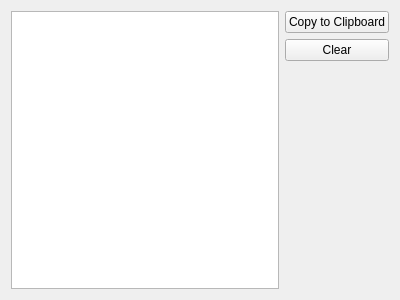
Old version of the form ui/logwindow.ui in the repository docsteer/sacnview.
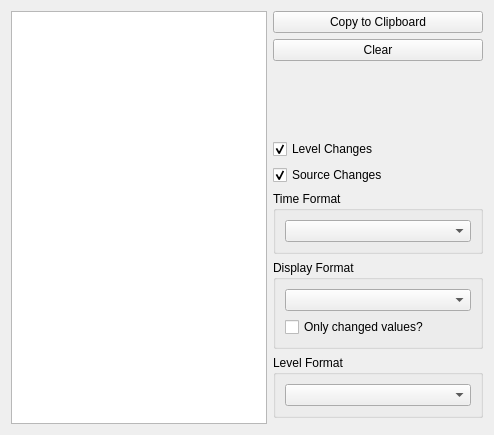
New version of the form. Icons and pictures are not drawn.

What changed in the file:
```diff
--- a/ui/logwindow.ui
+++ b/ui/logwindow.ui
@@ -6,10 +6,16 @@
    <rect>
     <x>0</x>
     <y>0</y>
-    <width>400</width>
-    <height>300</height>
+    <width>494</width>
+    <height>435</height>
    </rect>
   </property>
+  <property name="sizePolicy">
+   <sizepolicy hsizetype="Expanding" vsizetype="Expanding">
+    <horstretch>0</horstretch>
+    <verstretch>0</verstretch>
+   </sizepolicy>
+  </property>
   <property name="windowTitle">
    <string>Log</string>
   </property>
@@ -18,8 +24,8 @@
     <normaloff>:/icons/univ_view.png</normaloff>:/icons/univ_view.png</iconset>
   </property>
   <layout class="QGridLayout" name="gridLayout">
-   <item row="0" column="0" rowspan="3">
-    <widget class="QPlainTextEdit" name="textEdit">
+   <item row="0" column="0" rowspan="5">
+    <widget class="QPlainTextEdit" name="teLog">
      <property name="readOnly">
       <bool>true</bool>
      </property>
@@ -28,20 +34,142 @@
      </property>
     </widget>
    </item>
-   <item row="0" column="1">
-    <widget class="QPushButton" name="btnCopyClipboard">
-     <property name="text">
-      <string>Copy to Clipboard</string>
-     </property>
-    </widget>
-   </item>
    <item row="1" column="1">
     <widget class="QPushButton" name="btnClear">
+     <property name="sizePolicy">
+      <sizepolicy hsizetype="Expanding" vsizetype="Maximum">
+       <horstretch>0</horstretch>
+       <verstretch>0</verstretch>
+      </sizepolicy>
+     </property>
+     <property name="minimumSize">
+      <size>
+       <width>0</width>
+       <height>0</height>
+      </size>
+     </property>
+     <property name="maximumSize">
+      <size>
+       <width>16777215</width>
+       <height>50</height>
+      </size>
+     </property>
      <property name="text">
       <string>Clear</string>
      </property>
     </widget>
    </item>
+   <item row="0" column="1">
+    <widget class="QPushButton" name="btnCopyClipboard">
+     <property name="sizePolicy">
+      <sizepolicy hsizetype="Expanding" vsizetype="Maximum">
+       <horstretch>0</horstretch>
+       <verstretch>0</verstretch>
+      </sizepolicy>
+     </property>
+     <property name="minimumSize">
+      <size>
+       <width>0</width>
+       <height>0</height>
+      </size>
+     </property>
+     <property name="maximumSize">
+      <size>
+       <width>16777215</width>
+       <height>50</height>
+      </size>
+     </property>
+     <property name="text">
+      <string>Copy to Clipboard</string>
+     </property>
+    </widget>
+   </item>
+   <item row="3" column="1">
+    <layout class="QVBoxLayout" name="verticalLayout">
+     <item>
+      <widget class="QCheckBox" name="cbLevels">
+       <property name="sizePolicy">
+        <sizepolicy hsizetype="Expanding" vsizetype="Expanding">
+         <horstretch>0</horstretch>
+         <verstretch>0</verstretch>
+        </sizepolicy>
+       </property>
+       <property name="text">
+        <string>Level Changes</string>
+       </property>
+       <property name="checked">
+        <bool>true</bool>
+       </property>
+      </widget>
+     </item>
+     <item>
+      <widget class="QCheckBox" name="cbSources">
+       <property name="sizePolicy">
+        <sizepolicy hsizetype="Expanding" vsizetype="Expanding">
+         <horstretch>0</horstretch>
+         <verstretch>0</verstretch>
+        </sizepolicy>
+       </property>
+       <property name="text">
+        <string>Source Changes</string>
+       </property>
+       <property name="checked">
+        <bool>true</bool>
+       </property>
+      </widget>
+     </item>
+     <item>
+      <widget class="QGroupBox" name="gbTimeFormat">
+       <property name="title">
+        <string>Time Format</string>
+       </property>
+       <layout class="QVBoxLayout" name="verticalLayout_2">
+        <item>
+         <widget class="QComboBox" name="cbTimeFormat">
+          <property name="sizePolicy">
+           <sizepolicy hsizetype="Expanding" vsizetype="Expanding">
+            <horstretch>0</horstretch>
+            <verstretch>0</verstretch>
+           </sizepolicy>
+          </property>
+         </widget>
+        </item>
+       </layout>
+      </widget>
+     </item>
+     <item>
+      <widget class="QGroupBox" name="gbDisplayFormat">
+       <property name="title">
+        <string>Display Format</string>
+       </property>
+       <layout class="QVBoxLayout" name="verticalLayout_3">
+        <item>
+         <widget class="QComboBox" name="cbDisplayFormat"/>
+        </item>
+        <item>
+         <widget class="QCheckBox" name="cbOnlyChanged">
+          <property name="text">
+           <string>Only changed values?</string>
+          </property>
+         </widget>
+        </item>
+       </layout>
+      </widget>
+     </item>
+     <item>
+      <widget class="QGroupBox" name="gbLevelFormat">
+       <property name="title">
+        <string>Level Format</string>
+       </property>
+       <layout class="QVBoxLayout" name="verticalLayout_4">
+        <item>
+         <widget class="QComboBox" name="cbLevelFormat"/>
+        </item>
+       </layout>
+      </widget>
+     </item>
+    </layout>
+   </item>
    <item row="2" column="1">
     <spacer name="verticalSpacer">
      <property name="orientation">
@@ -50,7 +178,7 @@
      <property name="sizeHint" stdset="0">
       <size>
        <width>20</width>
-       <height>221</height>
+       <height>40</height>
       </size>
      </property>
     </spacer>
```
